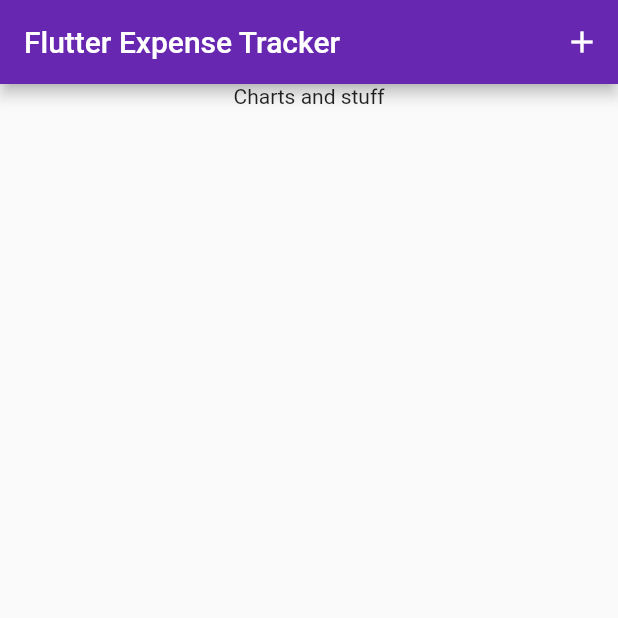
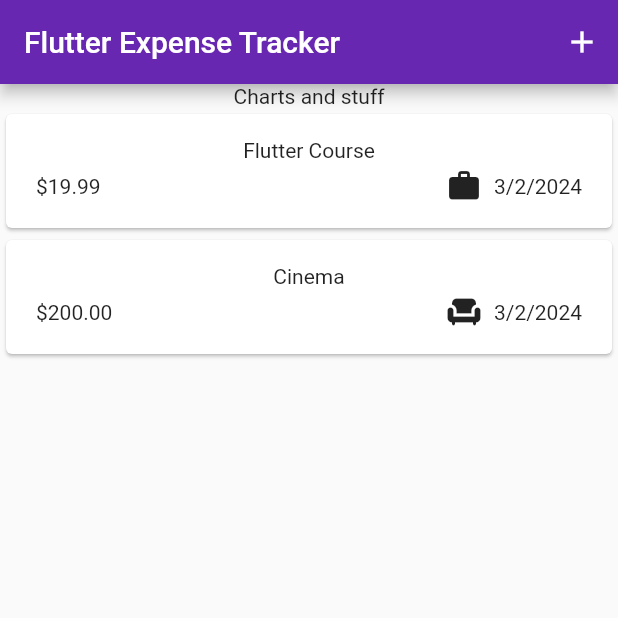
Before and after one commit to TeeWrath/expense-tracker, a Flutter app: the screen it shows after launch, on a phone screen of 412 x 824 dp, the top half of it. Run offline on Flutter 3.47's test engine with Material 3 defaults, Android fonts, the phone set to English and light mode, and no system bars.

Commit message:
feat: dismissible widget to swipe of expenses to delete them

```diff
--- a/lib/widgets/expense_list/expense_list.dart
+++ b/lib/widgets/expense_list/expense_list.dart
@@ -10,7 +10,9 @@ class ExpenseList extends StatelessWidget {
   @override
   Widget build(BuildContext context) {
     return ListView.builder(
-        itemCount: expenses.length,
-        itemBuilder: (ctx, index) => ExpenseItem(expenses[index]));
+      itemCount: expenses.length,
+      itemBuilder: (ctx, index) =>
+          Dismissible(key: ValueKey(expenses[index]), child: ExpenseItem(expenses[index])),
+    );
   }
 }
--- a/lib/widgets/expenses.dart
+++ b/lib/widgets/expenses.dart
@@ -12,16 +12,16 @@ class ExpensesScreen extends StatefulWidget {
 
 class _ExpensesScreenState extends State<ExpensesScreen> {
   final List<Expense> _registeredExpenses = [
-    // Expense(
-    //     title: 'Flutter Course',
-    //     amount: 19.99,
-    //     date: DateTime.now(),
-    //     category: Category.work),
-    // Expense(
-    //     title: 'Cinema',
-    //     amount: 200,
-    //     date: DateTime.now(),
-    //     category: Category.leisure)
+    Expense(
+        title: 'Flutter Course',
+        amount: 19.99,
+        date: DateTime.now(),
+        category: Category.work),
+    Expense(
+        title: 'Cinema',
+        amount: 200,
+        date: DateTime.now(),
+        category: Category.leisure)
   ];
 
   // to add the new expense to the list and update the UI
```
